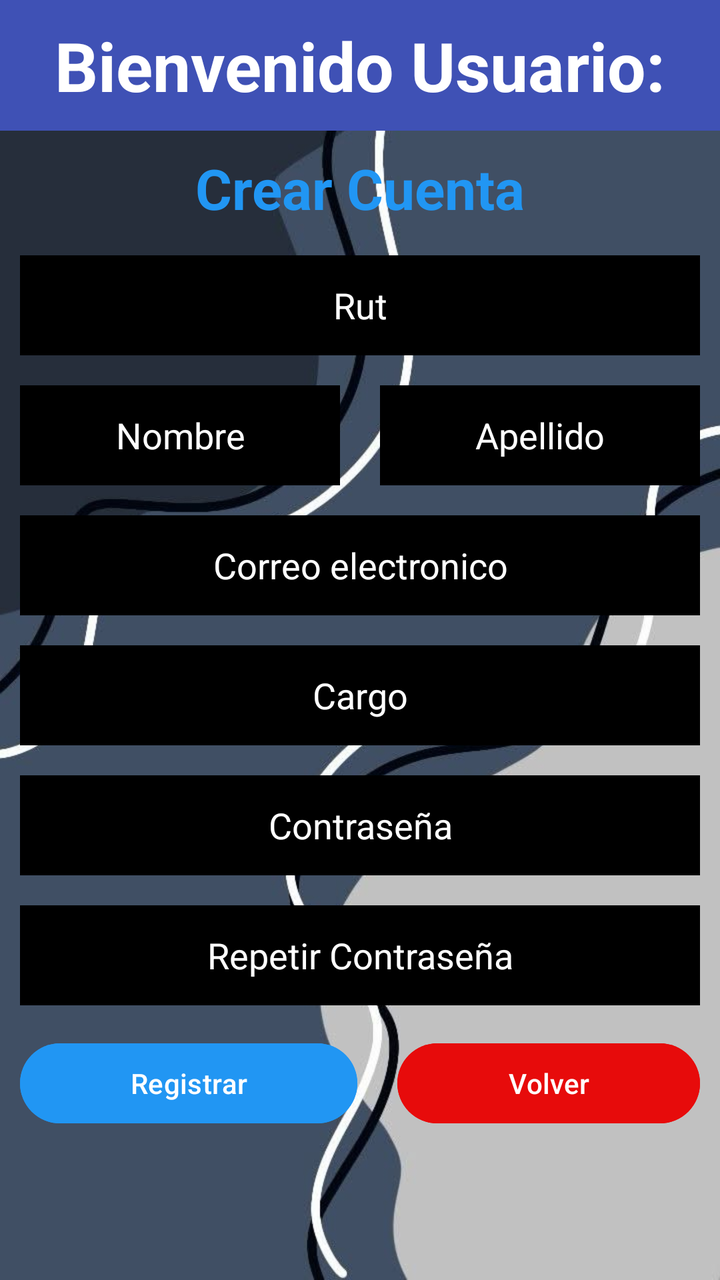
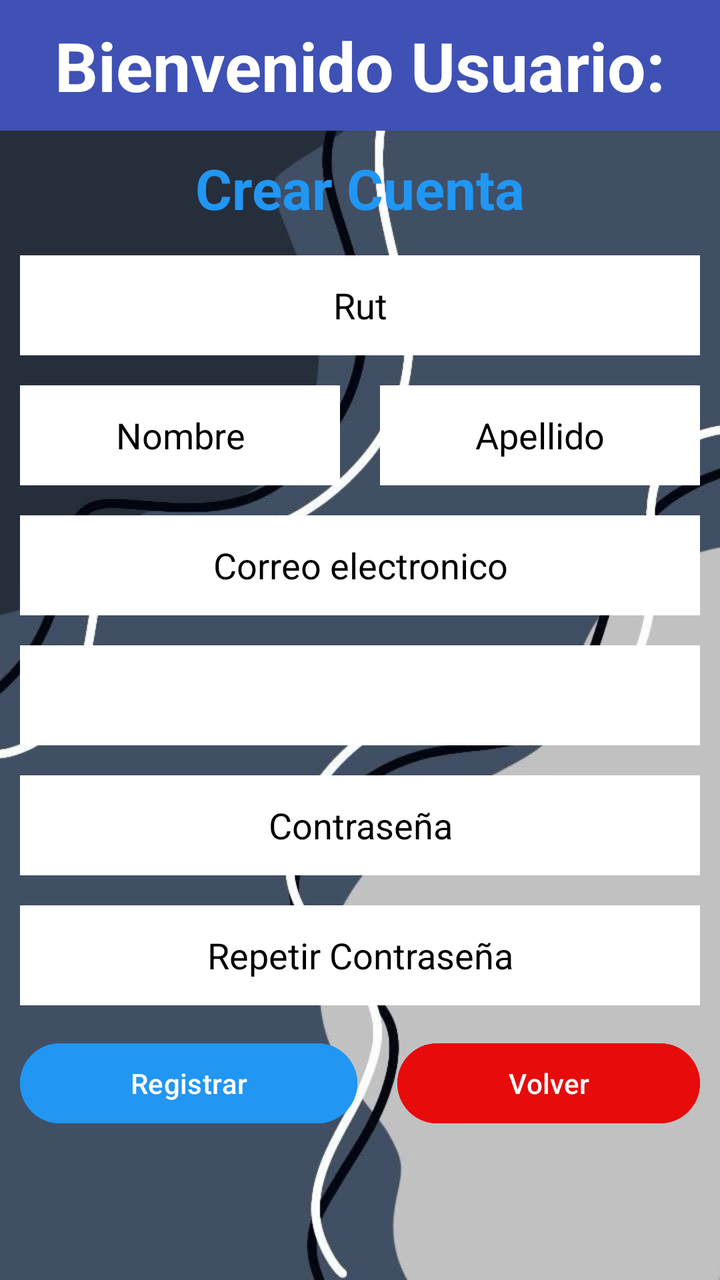

Before-and-after screenshots of an Android layout around one commit, followed by the original layout XML and the change that was made.
<!-- AndroidManifest.xml: application theme Theme.Sensor_gas -->
<!-- res/layout/activity_cuenta.xml -->
<?xml version="1.0" encoding="utf-8"?>
<LinearLayout xmlns:android="http://schemas.android.com/apk/res/android"
    xmlns:app="http://schemas.android.com/apk/res-auto"
    xmlns:tools="http://schemas.android.com/tools"
    android:id="@+id/main"
    android:layout_width="match_parent"
    android:layout_height="match_parent"
    android:background="@drawable/fondo"
    android:orientation="vertical"
    tools:context=".Cuenta">

    <TextView
        android:id="@+id/tvusucuenta"
        android:layout_width="match_parent"
        android:layout_height="wrap_content"
        android:background="#3F51B5"
        android:paddingTop="10dp"
        android:paddingBottom="10dp"
        android:text="Bienvenido Usuario:"
        android:textAlignment="center"
        android:textColor="@color/white"
        android:textSize="34sp"
        android:textStyle="bold" />

    <TextView
        android:id="@+id/tvtitcuenta"
        android:layout_width="match_parent"
        android:layout_height="wrap_content"
        android:layout_marginTop="10dp"
        android:text="Crear Cuenta"
        android:textAlignment="center"
        android:textColor="#2196F3"
        android:textSize="28sp"
        android:textStyle="bold" />

    <EditText
        android:id="@+id/txtrut"
        android:layout_width="match_parent"
        android:layout_height="50dp"
        android:layout_marginLeft="10dp"
        android:layout_marginTop="15dp"
        android:layout_marginRight="10dp"
        android:background="@color/black"
        android:ems="10"
        android:hint="Rut"
        android:inputType="text"
        android:textAlignment="center"
        android:textColorHint="@color/white" />

    <LinearLayout
        android:layout_width="match_parent"
        android:layout_height="wrap_content"
        android:orientation="horizontal">

        <EditText
            android:id="@+id/txtnomcue"
            android:layout_width="wrap_content"
            android:layout_height="50dp"
            android:layout_marginLeft="10dp"
            android:layout_marginTop="15dp"
            android:layout_marginRight="10dp"
            android:layout_weight="1"
            android:background="@color/black"
            android:ems="10"
            android:hint="Nombre"
            android:inputType="text"
            android:textAlignment="center"
            android:textColorHint="@color/white" />

        <EditText
            android:id="@+id/txtapecue"
            android:layout_width="wrap_content"
            android:layout_height="50dp"
            android:layout_marginLeft="10dp"
            android:layout_marginTop="15dp"
            android:layout_marginRight="10dp"
            android:layout_weight="1"
            android:background="@color/black"
            android:ems="10"
            android:hint="Apellido"
            android:inputType="text"
            android:textAlignment="center"
            android:textColorHint="@color/white" />
    </LinearLayout>

    <EditText
        android:id="@+id/txtcorcue"
        android:layout_width="match_parent"
        android:layout_height="50dp"
        android:layout_marginLeft="10dp"
        android:layout_marginTop="15dp"
        android:layout_marginRight="10dp"
        android:background="@color/black"
        android:ems="10"
        android:hint="Correo electronico"
        android:inputType="text"
        android:textAlignment="center"
        android:textColorHint="@color/white" />

    <EditText
        android:id="@+id/txtcarcue"
        android:layout_width="match_parent"
        android:layout_height="50dp"
        android:layout_marginLeft="10dp"
        android:layout_marginTop="15dp"
        android:layout_marginRight="10dp"
        android:background="@color/black"
        android:ems="10"
        android:hint="Cargo"
        android:inputType="text"
        android:textAlignment="center"
        android:textColorHint="@color/white" />

    <EditText
        android:id="@+id/txtconcue"
        android:layout_width="match_parent"
        android:layout_height="50dp"
        android:layout_marginLeft="10dp"
        android:layout_marginTop="15dp"
        android:layout_marginRight="10dp"
        android:background="@color/black"
        android:ems="10"
        android:hint="Contraseña"
        android:inputType="numberPassword"
        android:textAlignment="center"
        android:textColorHint="@color/white" />

    <EditText
        android:id="@+id/txtcon2cue"
        android:layout_width="match_parent"
        android:layout_height="50dp"
        android:layout_marginLeft="10dp"
        android:layout_marginTop="15dp"
        android:layout_marginRight="10dp"
        android:background="@color/black"
        android:ems="10"
        android:hint="Repetir Contraseña"
        android:inputType="numberPassword"
        android:textAlignment="center"
        android:textColorHint="@color/white" />

    <LinearLayout
        android:layout_width="match_parent"
        android:layout_height="wrap_content"
        android:orientation="horizontal">

        <Button
            android:id="@+id/btnreg"
            android:layout_width="wrap_content"
            android:layout_height="wrap_content"
            android:layout_marginLeft="10dp"
            android:layout_marginTop="15dp"
            android:layout_marginRight="10dp"
            android:layout_weight="1"
            android:backgroundTint="#2196F3"
            android:text="Registrar" />

        <Button
            android:id="@+id/btnvolcue"
            android:layout_width="wrap_content"
            android:layout_height="wrap_content"
            android:layout_marginLeft="10dp"
            android:layout_marginTop="15dp"
            android:layout_marginRight="10dp"
            android:layout_weight="1"
            android:backgroundTint="#E70B0B"
            android:text="Volver" />
    </LinearLayout>
</LinearLayout>
<!-- resources referenced by this layout -->
<resources>
  <color name="black">#FF000000</color>
  <color name="white">#FFFFFFFF</color>
  <!-- drawable fondo: jpg bitmap (drawable, 40462 bytes) -->
  <style name="Theme.Sensor_gas" parent="Base.Theme.Sensor_gas" />
  <style name="Base.Theme.Sensor_gas" parent="Theme.Material3.DayNight.NoActionBar">
          
          
      </style>
</resources>

<!-- the commit's change to res/layout/activity_cuenta.xml (unified diff, before → after) -->
@@ -40,12 +40,12 @@
         android:layout_marginLeft="10dp"
         android:layout_marginTop="15dp"
         android:layout_marginRight="10dp"
-        android:background="@color/black"
+        android:background="@color/white"
         android:ems="10"
         android:hint="Rut"
         android:inputType="text"
         android:textAlignment="center"
-        android:textColorHint="@color/white" />
+        android:textColorHint="@color/black" />
 
     <LinearLayout
         android:layout_width="match_parent"
@@ -60,12 +60,12 @@
             android:layout_marginTop="15dp"
             android:layout_marginRight="10dp"
             android:layout_weight="1"
-            android:background="@color/black"
+            android:background="@color/white"
             android:ems="10"
             android:hint="Nombre"
             android:inputType="text"
             android:textAlignment="center"
-            android:textColorHint="@color/white" />
+            android:textColorHint="@color/black" />
 
         <EditText
             android:id="@+id/txtapecue"
@@ -75,12 +75,12 @@
             android:layout_marginTop="15dp"
             android:layout_marginRight="10dp"
             android:layout_weight="1"
-            android:background="@color/black"
+            android:background="@color/white"
             android:ems="10"
             android:hint="Apellido"
             android:inputType="text"
             android:textAlignment="center"
-            android:textColorHint="@color/white" />
+            android:textColorHint="@color/black" />
     </LinearLayout>
 
     <EditText
@@ -90,26 +90,22 @@
         android:layout_marginLeft="10dp"
         android:layout_marginTop="15dp"
         android:layout_marginRight="10dp"
-        android:background="@color/black"
+        android:background="@color/white"
         android:ems="10"
         android:hint="Correo electronico"
         android:inputType="text"
         android:textAlignment="center"
-        android:textColorHint="@color/white" />
+        android:textColorHint="@color/black" />
 
-    <EditText
-        android:id="@+id/txtcarcue"
+    <Spinner
+        android:id="@+id/spncarcue"
         android:layout_width="match_parent"
         android:layout_height="50dp"
         android:layout_marginLeft="10dp"
         android:layout_marginTop="15dp"
         android:layout_marginRight="10dp"
-        android:background="@color/black"
-        android:ems="10"
-        android:hint="Cargo"
-        android:inputType="text"
-        android:textAlignment="center"
-        android:textColorHint="@color/white" />
+        android:background="@color/white"
+        android:textAlignment="center" />
 
     <EditText
         android:id="@+id/txtconcue"
@@ -118,12 +114,12 @@
         android:layout_marginLeft="10dp"
         android:layout_marginTop="15dp"
         android:layout_marginRight="10dp"
-        android:background="@color/black"
+        android:background="@color/white"
         android:ems="10"
         android:hint="Contraseña"
         android:inputType="numberPassword"
         android:textAlignment="center"
-        android:textColorHint="@color/white" />
+        android:textColorHint="@color/black" />
 
     <EditText
         android:id="@+id/txtcon2cue"
@@ -132,12 +128,12 @@
         android:layout_marginLeft="10dp"
         android:layout_marginTop="15dp"
         android:layout_marginRight="10dp"
-        android:background="@color/black"
+        android:background="@color/white"
         android:ems="10"
         android:hint="Repetir Contraseña"
         android:inputType="numberPassword"
         android:textAlignment="center"
-        android:textColorHint="@color/white" />
+        android:textColorHint="@color/black" />
 
     <LinearLayout
         android:layout_width="match_parent"
